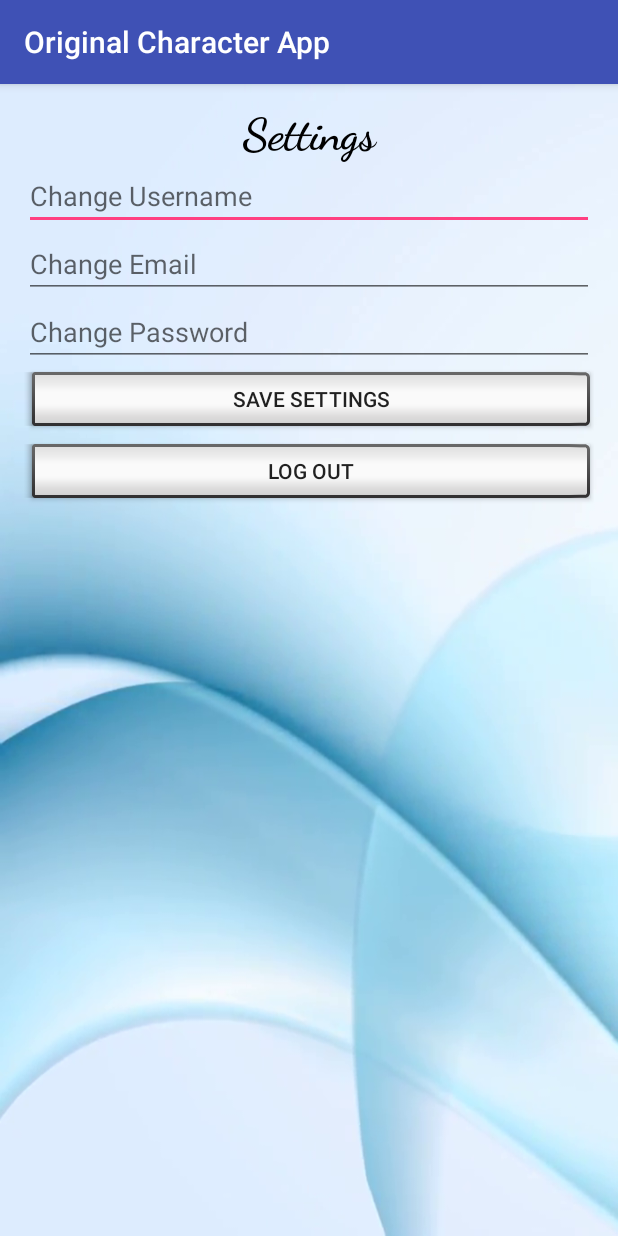
After one commit to nguyl88/OriginalCharacterApp, an Android app: the SettingActivity screen opened directly, with no data from a screen before it, on a phone screen of 412 x 824 dp. The commit adds this screen. Run offline under Robolectric (Android 15) with nearby library versions, the phone set to English and light mode, and no system bars; 1 statement that could not run was skipped.

Commit message:
Added data package(unfinished), setting activity, search activity

```diff
--- a/app/src/main/AndroidManifest.xml
+++ b/app/src/main/AndroidManifest.xml
@@ -6,6 +6,7 @@
     <uses-permission android:name="android.permission.GET_ACCOUNTS" />
     <uses-permission android:name="android.permission.READ_PROFILE" />
     <uses-permission android:name="android.permission.READ_CONTACTS" />
+    <uses-permission android:name="android.permission.INTERNET" />
 
     <application
         android:allowBackup="true"
@@ -47,7 +48,8 @@
                 <category android:name="android.intent.category.DEFAULT" />
             </intent-filter>
         </activity>
+        <activity android:name=".SettingActivity" />
+        <activity android:name=".SearchActivity"></activity>
     </application>
-<uses-permission android:name= "android.permission.INTERNET"/>
 
 </manifest>
--- /dev/null
+++ b/app/src/main/java/com/example/linda/originalcharacterapp/SettingActivity.java
@@ -0,0 +1,28 @@
+package com.example.linda.originalcharacterapp;
+
+import android.support.v7.app.AppCompatActivity;
+import android.os.Bundle;
+import android.widget.Button;
+import android.widget.EditText;
+
+public class SettingActivity extends AppCompatActivity {
+    Button saveButton, logoutButton;
+    EditText txtUsername, txtEmail,txtPassword;
+    //need database to change the user's data by email id
+
+    @Override
+    protected void onCreate(Bundle savedInstanceState) {
+        super.onCreate (savedInstanceState);
+        setContentView (R.layout.activity_setting);
+
+        saveButton = (Button)findViewById(R.id.save_setting);
+        logoutButton = (Button)findViewById(R.id.logoutbutton);
+
+        txtUsername = (EditText)findViewById(R.id.txt_username);
+        txtEmail = (EditText)findViewById(R.id.txt_email);
+        txtPassword = (EditText)findViewById(R.id.txt_password);
+
+        setContentView(R.layout.setting_activity);
+
+    }
+}
--- a/app/src/main/res/layout/activity_home.xml
+++ b/app/src/main/res/layout/activity_home.xml
@@ -83,12 +83,12 @@
                 app:srcCompat="@drawable/search" />
 
             <ImageButton
-                android:id="@+id/logoutButton"
+                android:id="@+id/faveButton"
                 android:layout_width="50dip"
                 android:layout_height="wrap_content"
                 android:layout_weight="1"
                 android:scaleType="fitCenter"
-                app:srcCompat="@drawable/logout" />
+                app:srcCompat="@drawable/staricon" />
 
         </LinearLayout>
 
--- /dev/null
+++ b/app/src/main/res/layout/setting_activity.xml
@@ -0,0 +1,73 @@
+<?xml version="1.0" encoding="utf-8"?>
+<LinearLayout xmlns:android="http://schemas.android.com/apk/res/android"
+    xmlns:app="http://schemas.android.com/apk/res-auto"
+    xmlns:tools="http://schemas.android.com/tools"
+    android:layout_height="fill_parent"
+    android:background= "@mipmap/bluescreen"
+    android:scaleType="centerCrop"
+    android:gravity="center_horizontal"
+    android:paddingBottom="@dimen/activity_vertical_margin"
+    android:paddingLeft="@dimen/activity_horizontal_margin"
+    android:paddingRight="@dimen/activity_horizontal_margin"
+    android:paddingTop="@dimen/activity_vertical_margin"
+    android:orientation="vertical"
+    android:layout_width="fill_parent"
+    >
+
+    <TextView
+        android:id="@+id/Title"
+        android:layout_width="match_parent"
+        android:layout_height="wrap_content"
+        android:ems="10"
+        android:gravity="center"
+        android:includeFontPadding="false"
+        android:text="Settings"
+        android:textColor="@android:color/black"
+        android:textSize="30sp"
+        android:textStyle="bold"
+        app:fontFamily="cursive" />
+
+
+    <!-- Registration progress -->
+
+
+    <EditText
+        android:id="@+id/txt_username"
+        android:layout_width="match_parent"
+        android:layout_height="wrap_content"
+        android:ems="10"
+        android:hint="Change Username"
+        android:inputType="textPersonName" />
+
+    <EditText
+        android:id="@+id/txt_email"
+        android:layout_width="match_parent"
+        android:layout_height="wrap_content"
+        android:ems="10"
+        android:hint="Change Email"
+        android:inputType="textEmailAddress" />
+
+    <EditText
+        android:id="@+id/txt_password"
+        android:layout_width="match_parent"
+        android:layout_height="wrap_content"
+        android:ems="10"
+        android:hint="Change Password"
+        android:inputType="textPassword" />
+
+    <Button
+        android:id="@+id/save_setting"
+        style="@android:style/Widget.DeviceDefault.Light.Button.Inset"
+        android:layout_width="match_parent"
+        android:layout_height="wrap_content"
+        android:text="Save Settings" />
+
+    <Button
+        android:id="@+id/logoutbutton"
+        style="@android:style/Widget.DeviceDefault.Light.Button.Inset"
+        android:layout_width="match_parent"
+        android:layout_height="wrap_content"
+        android:text="Log Out" />
+
+
+</LinearLayout>
```
Also changed, not shown: app/src/main/java/com/example/linda/originalcharacterapp/CreateCharacter.java (+4 -5 lines), app/src/main/java/com/example/linda/originalcharacterapp/HomeActivity.java (+12 -1 lines), app/src/main/java/com/example/linda/originalcharacterapp/SearchActivity.java (added, +13 -0 lines), app/src/main/java/com/example/linda/originalcharacterapp/data/CharacterContract.java (added, +22 -0 lines), app/src/main/java/com/example/linda/originalcharacterapp/data/CharacterReaderHelper.java (added, +40 -0 lines), app/src/main/res/layout/create_character.xml (+0 -10 lines), app/src/main/res/layout/search_activity.xml (added, +50 -0 lines), app/src/main/res/drawable/staricon.png (added).
